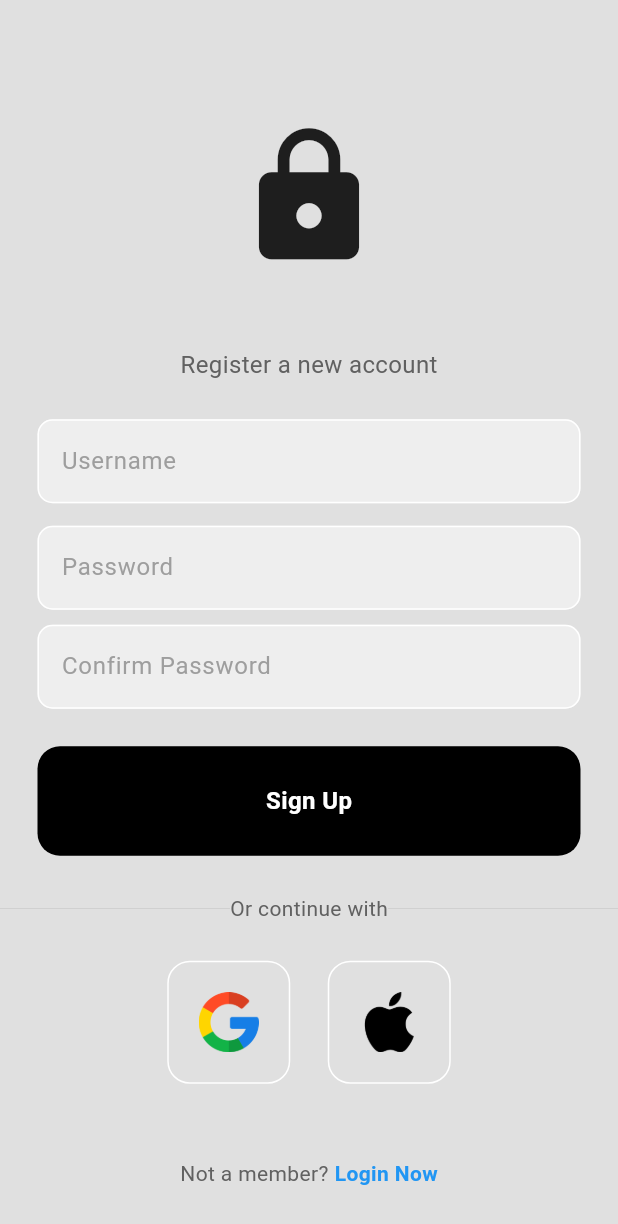
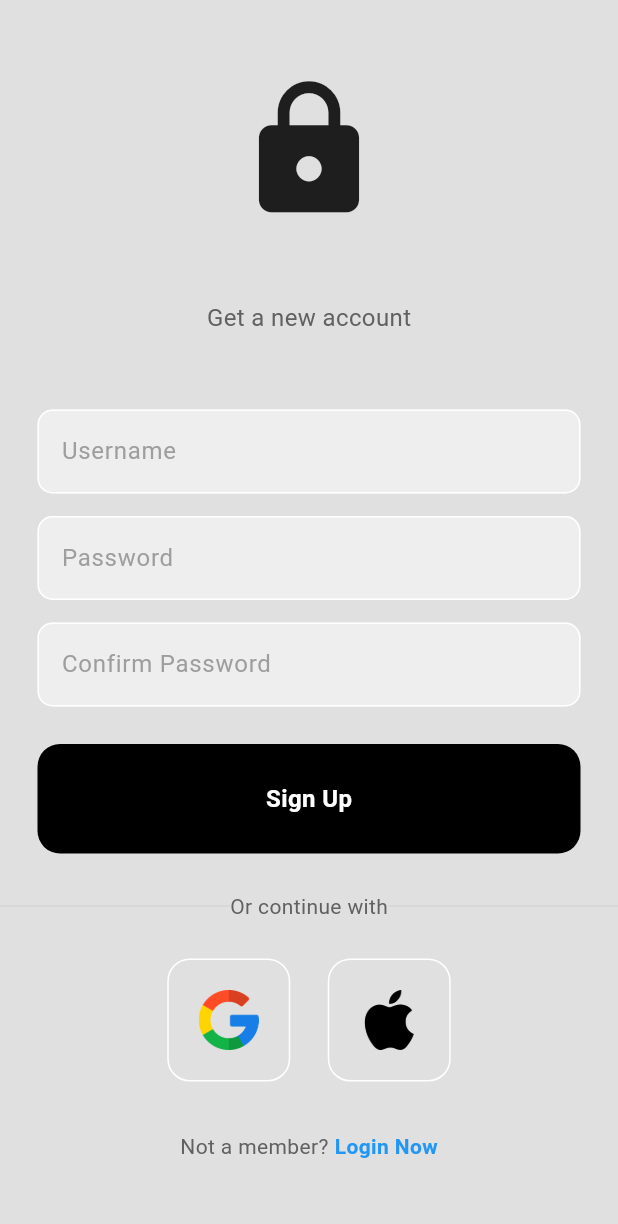
Before and after one commit to James-Leste/QR-Restaurants, a Flutter app: the screen it shows after launch, after a tap on "Register now", on a phone screen of 412 x 824 dp. Shown: the top 1224 px of the screen. Run offline on Flutter 3.47's test engine with Material 3 defaults, Android fonts, the phone set to English and light mode, and no system bars; our stand-ins replace firebase_auth, firebase_core; accounts and stored records are empty; network calls fail; statements that could not run were skipped.

Commit message:
rearrange the components to make upper-most widgets and bottom-most widgets appear at the same place all the time

```diff
--- a/lib/pages/login_page.dart
+++ b/lib/pages/login_page.dart
@@ -58,20 +58,30 @@ class _LoginPageState extends State<LoginPage> {
         backgroundColor: Colors.grey[300],
         body: SafeArea(
             child: Center(
-                child: SingleChildScrollView(
           child: Column(
             mainAxisAlignment: MainAxisAlignment.center,
             children: [
-              const SizedBox(
-                height: 50,
-              ),
+              Padding(
+                  padding: const EdgeInsets.symmetric(vertical: 50.0),
+                  child: Column(
+                    children: [
                       const Icon(Icons.lock, size: 100),
                       const SizedBox(height: 50),
                       Text(
                         "Sign in with an existing account",
                         style: TextStyle(color: Colors.grey[700], fontSize: 16),
                       ),
-              const SizedBox(height: 25),
+                    ],
+                  )),
+              // const SizedBox(
+              //   height: 50,
+              // ),
+
+              Expanded(
+                  child: SingleChildScrollView(
+                child: Column(
+                  mainAxisAlignment: MainAxisAlignment.center,
+                  children: [
                     MyInputField(
                       controller: emailController,
                       hintText: "Username",
@@ -104,13 +114,15 @@ class _LoginPageState extends State<LoginPage> {
                       mainAxisAlignment: MainAxisAlignment.center,
                       children: [
                         Expanded(
-                      child: Divider(thickness: 0.3, color: Colors.grey[400])),
+                            child: Divider(
+                                thickness: 0.3, color: Colors.grey[400])),
                         Text(
                           'Or continue with',
                           style: TextStyle(color: Colors.grey[700]),
                         ),
                         Expanded(
-                      child: Divider(thickness: 0.3, color: Colors.grey[400]))
+                            child: Divider(
+                                thickness: 0.3, color: Colors.grey[400]))
                       ],
                     ),
                     SizedBox(height: 25),
@@ -130,8 +142,13 @@ class _LoginPageState extends State<LoginPage> {
                         )
                       ],
                     ),
-              const SizedBox(height: 100),
-              Row(
+                  ],
+                ),
+              )),
+
+              Padding(
+                  padding: const EdgeInsets.only(bottom: 50),
+                  child: Row(
                     mainAxisAlignment: MainAxisAlignment.center,
                     children: [
                       Text(
@@ -143,12 +160,13 @@ class _LoginPageState extends State<LoginPage> {
                         onTap: widget.onTap,
                         child: Text('Register now',
                             style: TextStyle(
-                            color: Colors.blue, fontWeight: FontWeight.bold)),
+                                color: Colors.blue,
+                                fontWeight: FontWeight.bold)),
                       ),
                     ],
-              )
+                  ))
             ],
           ),
-        ))));
+        )));
   }
 }
--- a/lib/pages/register_page.dart
+++ b/lib/pages/register_page.dart
@@ -63,20 +63,26 @@ class _RegisterPageState extends State<RegisterPage> {
         backgroundColor: Colors.grey[300],
         body: SafeArea(
             child: Center(
-                child: SingleChildScrollView(
           child: Column(
             mainAxisAlignment: MainAxisAlignment.center,
             children: [
-              const SizedBox(
-                height: 50,
-              ),
+              Padding(
+                padding: const EdgeInsets.symmetric(vertical: 50),
+                child: Column(
+                  children: [
                     const Icon(Icons.lock, size: 100),
                     const SizedBox(height: 50),
                     Text(
-                "Register a new account",
+                      "Get a new account",
                       style: TextStyle(color: Colors.grey[700], fontSize: 16),
                     ),
-              const SizedBox(height: 25),
+                  ],
+                ),
+              ),
+              Expanded(
+                  child: SingleChildScrollView(
+                child: Column(
+                  children: [
                     MyInputField(
                       controller: emailController,
                       hintText: "Username",
@@ -88,7 +94,7 @@ class _RegisterPageState extends State<RegisterPage> {
                       hintText: "Password",
                       obscureText: true,
                     ),
-              const SizedBox(height: 10),
+                    const SizedBox(height: 15),
                     MyInputField(
                         controller: confirmPasswordController,
                         hintText: "Confirm Password",
@@ -103,13 +109,15 @@ class _RegisterPageState extends State<RegisterPage> {
                       mainAxisAlignment: MainAxisAlignment.center,
                       children: [
                         Expanded(
-                      child: Divider(thickness: 0.3, color: Colors.grey[400])),
+                            child: Divider(
+                                thickness: 0.3, color: Colors.grey[400])),
                         Text(
                           'Or continue with',
                           style: TextStyle(color: Colors.grey[700]),
                         ),
                         Expanded(
-                      child: Divider(thickness: 0.3, color: Colors.grey[400]))
+                            child: Divider(
+                                thickness: 0.3, color: Colors.grey[400]))
                       ],
                     ),
                     SizedBox(height: 25),
@@ -129,7 +137,13 @@ class _RegisterPageState extends State<RegisterPage> {
                         )
                       ],
                     ),
-              const SizedBox(height: 50),
+                  ],
+                ),
+              )),
+              Padding(
+                padding: const EdgeInsets.only(bottom: 50),
+                child: Column(
+                  children: [
                     Row(
                       mainAxisAlignment: MainAxisAlignment.center,
                       children: [
@@ -142,12 +156,16 @@ class _RegisterPageState extends State<RegisterPage> {
                           onTap: widget.onTap,
                           child: Text('Login Now',
                               style: TextStyle(
-                            color: Colors.blue, fontWeight: FontWeight.bold)),
+                                  color: Colors.blue,
+                                  fontWeight: FontWeight.bold)),
                         ),
                       ],
                     )
                   ],
                 ),
-        ))));
+              )
+            ],
+          ),
+        )));
   }
 }
```
Lines whose indentation alone changed are shown as unchanged.
